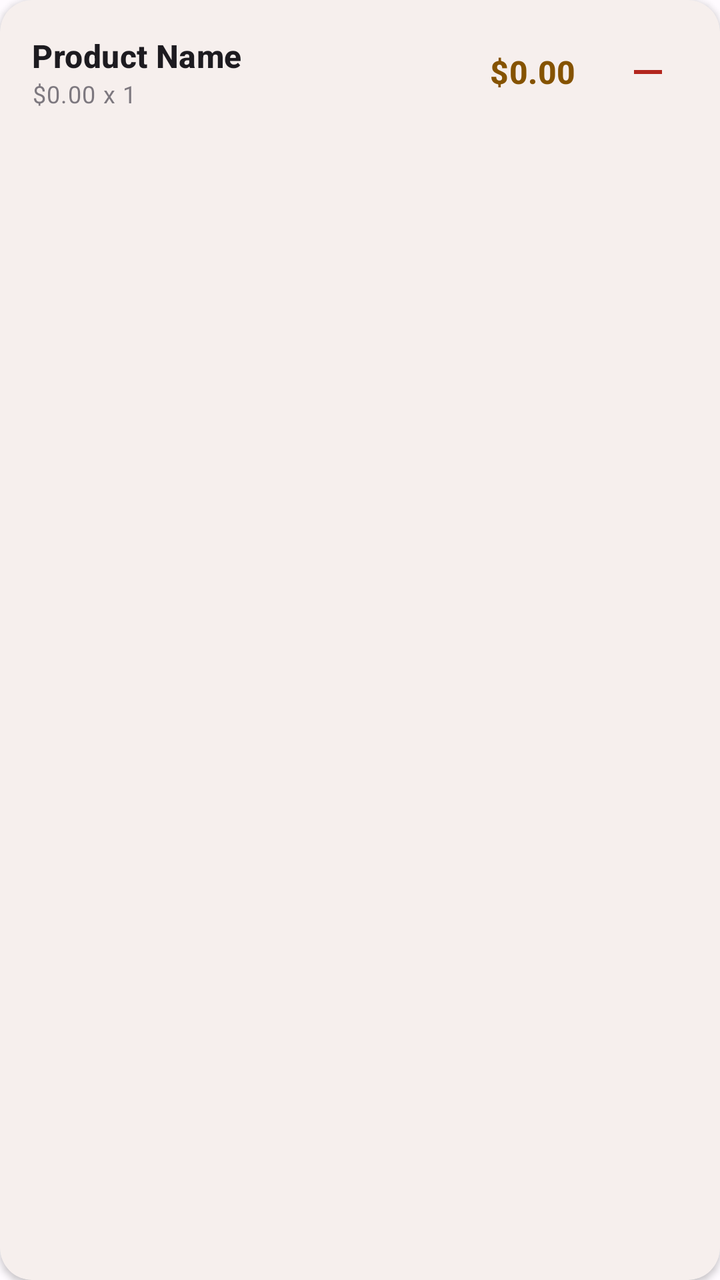
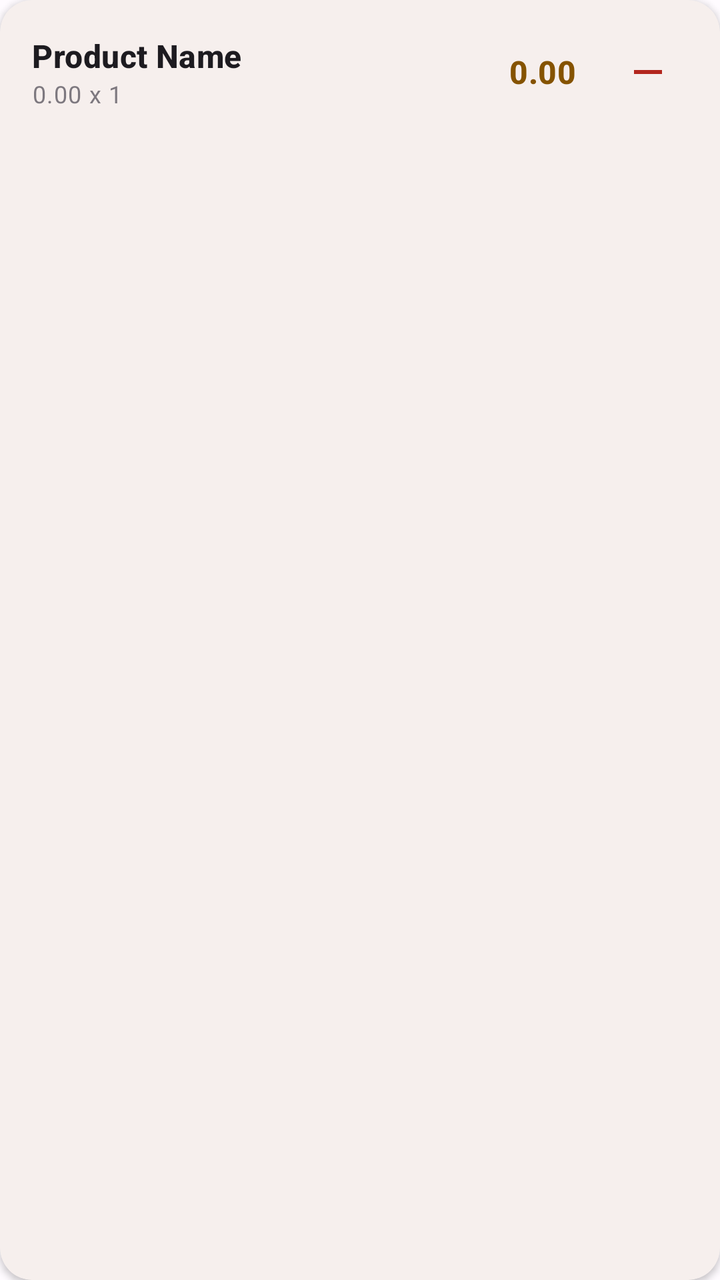

Two renders of the same Android screen: before a commit and after it. Below are the layout's source before the change and the commit's diff.
<!-- AndroidManifest.xml: application theme Theme.POS_App -->
<!-- res/layout/item_cart.xml -->
<?xml version="1.0" encoding="utf-8"?>
<com.google.android.material.card.MaterialCardView xmlns:android="http://schemas.android.com/apk/res/android"
    xmlns:app="http://schemas.android.com/apk/res-auto"
    android:layout_width="match_parent"
    android:layout_height="wrap_content"
    android:layout_marginBottom="12dp"
    android:layout_marginHorizontal="4dp"
    app:cardCornerRadius="16dp"
    app:cardElevation="2dp"
    app:strokeWidth="0dp">

    <LinearLayout
        android:layout_width="match_parent"
        android:layout_height="wrap_content"
        android:orientation="horizontal"
        android:padding="16dp"
        android:gravity="center_vertical">

        <LinearLayout
            android:layout_width="0dp"
            android:layout_height="wrap_content"
            android:layout_weight="1"
            android:orientation="vertical">

            <TextView
                android:id="@+id/tv_cart_item_name"
                android:layout_width="wrap_content"
                android:layout_height="wrap_content"
                android:text="Product Name"
                android:textAppearance="?attr/textAppearanceTitleMedium"
                android:textStyle="bold" />

            <TextView
                android:id="@+id/tv_cart_item_price"
                android:layout_width="wrap_content"
                android:layout_height="wrap_content"
                android:text="$0.00 x 1"
                android:textAppearance="?attr/textAppearanceBodySmall"
                android:alpha="0.7" />
        </LinearLayout>

        <TextView
            android:id="@+id/tv_cart_item_total"
            android:layout_width="wrap_content"
            android:layout_height="wrap_content"
            android:text="$0.00"
            android:textAppearance="?attr/textAppearanceTitleMedium"
            android:textColor="?attr/colorPrimary"
            android:textStyle="bold"
            android:layout_marginEnd="16dp" />

        <ImageButton
            android:id="@+id/btn_remove_cart"
            android:layout_width="40dp"
            android:layout_height="40dp"
            android:src="@drawable/ic_remove"
            android:background="?attr/selectableItemBackgroundBorderless"
            android:padding="8dp"
            app:tint="?attr/colorError" />

    </LinearLayout>
</com.google.android.material.card.MaterialCardView>
<!-- resources referenced by this layout -->
<resources>
  <!-- drawable ic_remove (drawable) -->
  <vector xmlns:android="http://schemas.android.com/apk/res/android"
      android:width="24dp"
      android:height="24dp"
      android:viewportWidth="24"
      android:viewportHeight="24"
      android:tint="?attr/colorControlNormal">
    <path
        android:fillColor="@android:color/white"
        android:pathData="M19,13H5v-2h14v2z"/>
  </vector>
  <style name="Theme.POS_App" parent="Base.Theme.POS_App" />
  <style name="Base.Theme.POS_App" parent="Theme.Material3.DayNight.NoActionBar">
          
          <item name="colorPrimary">@color/gold_primary</item>
          <item name="colorOnPrimary">@color/white</item>
          <item name="colorPrimaryContainer">@color/gold_container</item>
          <item name="colorOnPrimaryContainer">@color/black</item>
  
          <item name="colorSecondary">@color/secondary</item>
          <item name="colorOnSecondary">@color/onSecondary</item>
  
          <item name="android:windowBackground">@color/background</item>
          <item name="colorSurface">@color/surface</item>
          <item name="colorOnSurface">@color/onSurface</item>
          <item name="colorOutline">@color/outline</item>
          <item name="colorOutlineVariant">@color/outlineVariant</item>
  
          
          <item name="android:statusBarColor">@android:color/transparent</item>
          <item name="android:windowDrawsSystemBarBackgrounds">true</item>
          
          <item name="android:windowLightStatusBar">false</item>
      </style>
  <color name="gold_primary">#855300</color>
  <color name="white">#FFFFFFFF</color>
  <color name="gold_container">#FFDDB3</color>
  <color name="black">#FF000000</color>
  <color name="secondary">@color/gold_secondary</color>
  <color name="onSecondary">@color/white</color>
  <color name="background">#FFFBFF</color>
  <color name="surface">#FFFBFF</color>
  <color name="onSurface">#1F1B16</color>
  <color name="outline">#817567</color>
  <color name="outlineVariant">#D3C4B4</color>
  <color name="gold_secondary">#705B40</color>
</resources>

<!-- the commit's change to res/layout/item_cart.xml (unified diff, before → after) -->
@@ -34,7 +34,7 @@
                 android:id="@+id/tv_cart_item_price"
                 android:layout_width="wrap_content"
                 android:layout_height="wrap_content"
-                android:text="$0.00 x 1"
+                android:text="0.00 x 1"
                 android:textAppearance="?attr/textAppearanceBodySmall"
                 android:alpha="0.7" />
         </LinearLayout>
@@ -43,7 +43,7 @@
             android:id="@+id/tv_cart_item_total"
             android:layout_width="wrap_content"
             android:layout_height="wrap_content"
-            android:text="$0.00"
+            android:text="0.00"
             android:textAppearance="?attr/textAppearanceTitleMedium"
             android:textColor="?attr/colorPrimary"
             android:textStyle="bold"
